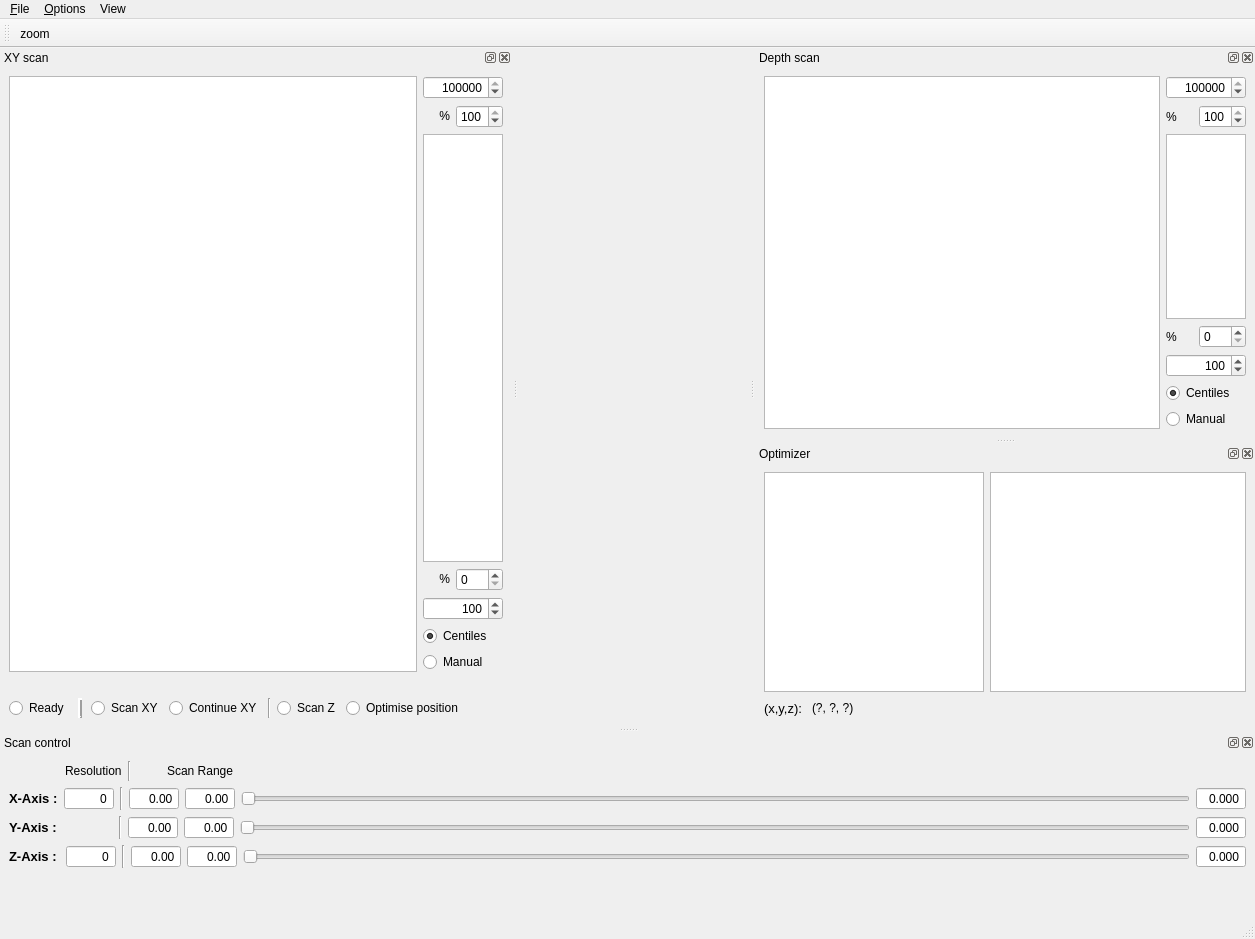
Old version of the form gui/Confocal/ConfocalGuiUI.ui in the repository Ulm-IQO/qudi.
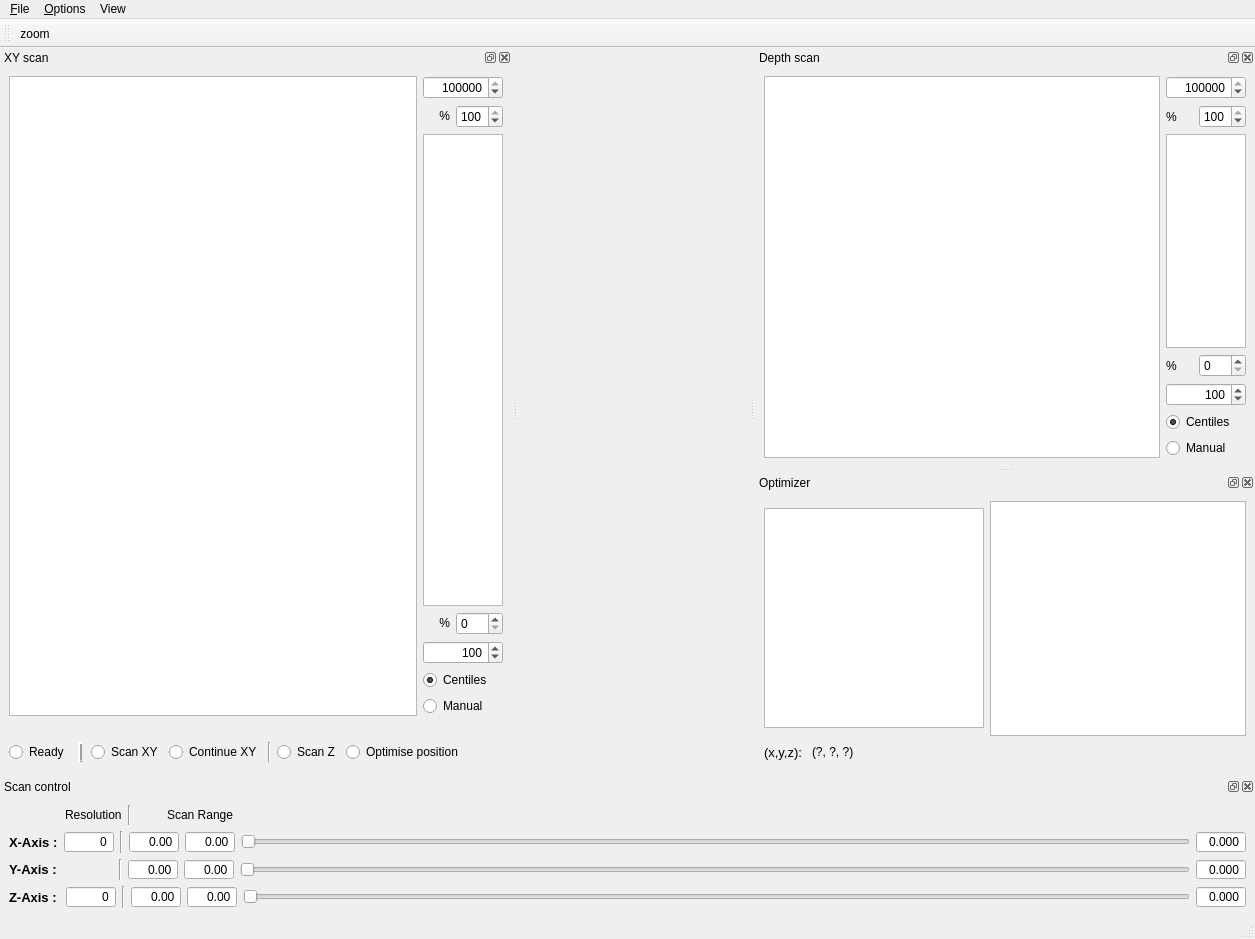
New version of the form. Icons and pictures are not drawn. Custom widgets are drawn as their Qt base class.

Commit message: Limited maximum size of Scan Control dock in Confocal as a temporary hack to prevent it loading so big initially

Patch:
```diff
--- a/gui/Confocal/ConfocalGuiUI.ui
+++ b/gui/Confocal/ConfocalGuiUI.ui
@@ -389,6 +389,12 @@
    </widget>
   </widget>
   <widget class="QDockWidget" name="scan_control_dockWidget">
+   <property name="maximumSize">
+    <size>
+     <width>524287</width>
+     <height>140</height>
+    </size>
+   </property>
    <property name="windowTitle">
     <string>Scan control</string>
    </property>
```
The commit also changes 1 other file.
